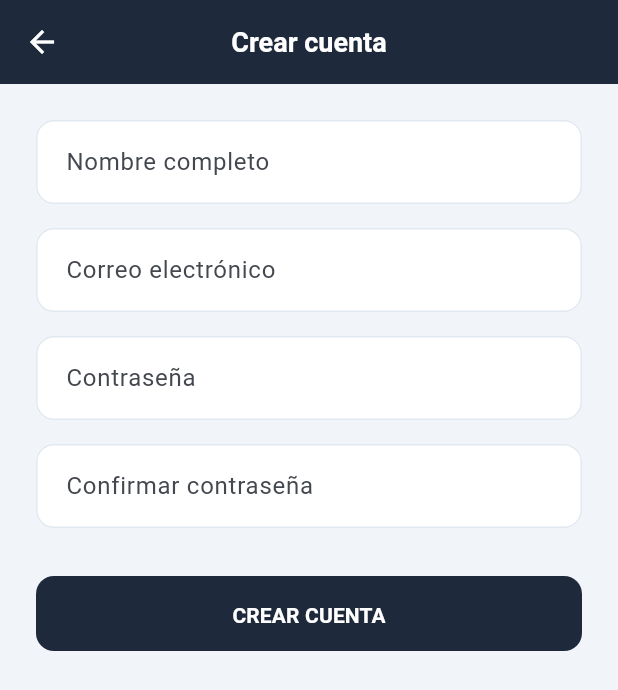
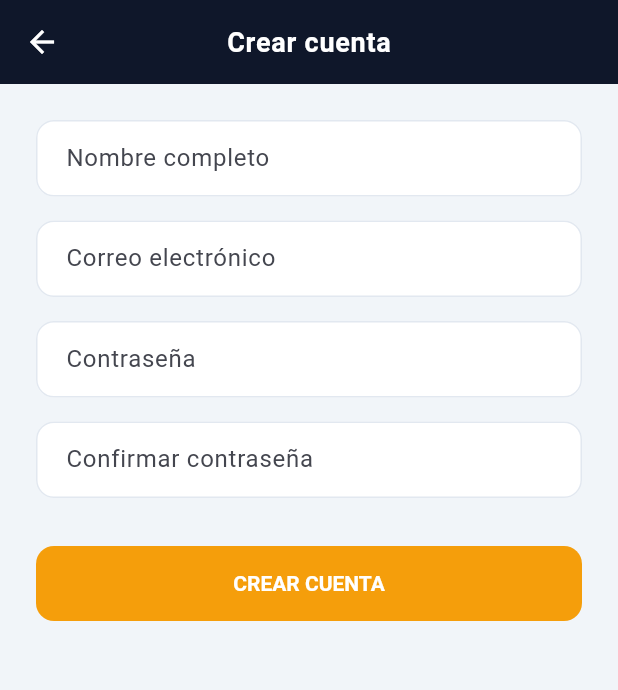
Before and after one commit to Jorgeartuz/ObraControl, a Flutter app: the screen it shows after launch, after a tap on "Crear cuenta", on a phone screen of 412 x 824 dp. Shown: the top 690 px of the screen. Run offline on Flutter 3.47's test engine with Material 3 defaults, Android fonts, the phone set to English and light mode, and no system bars; our stand-ins replace connectivity_plus, drift, drift_flutter, flutter_dotenv, flutter_riverpod, image_picker and 1 more; accounts and stored records are empty; generated files the repository leaves out were written again; network calls fail.

Commit message:
WIP: estado actual antes de integrar agentes IA

```diff
--- a/lib/app/app.dart
+++ b/lib/app/app.dart
@@ -12,8 +12,9 @@ class ObraControlApp extends StatelessWidget {
       debugShowCheckedModeBanner: false,
 
       // Aplicamos el Design System centralizado
-      theme: AppTheme.lightTheme,
-
+      theme: AppTheme.lightTheme.copyWith(
+  textTheme: Typography.englishLike2018.apply(bodyColor: AppColors.textPrimary),
+),
       // Página inicial definida en el Step 2
       home: const AuthGate(),
     );
--- a/lib/core/presentation/theme/app_theme.dart
+++ b/lib/core/presentation/theme/app_theme.dart
@@ -1,33 +1,51 @@
 import 'package:flutter/material.dart';
 
 class AppColors {
-  // Paleta Industrial/Profesional
-  static const Color primary = Color(0xFF1E293B); // Azul petróleo profundo
-  static const Color accent = Color(0xFFF59E0B); // Ámbar construcción
-  static const Color background = Color(0xFFF1F5F9); // Gris muy claro (fondo)
-  static const Color surface = Colors.white; // Fondo de tarjetas
-  static const Color textPrimary = Color(0xFF0F172A); // Texto principal
-  static const Color textSecondary = Color(0xFF64748B); // Texto secundario
-  static const Color border = Color(0xFFE2E8F0); // Bordes sutiles
+  // Paleta Industrial/Profesional basada en tu Figma
+  static const Color primary = Color(0xFF0F172A);      // Azul petróleo profundo
+  static const Color accent = Color(0xFFF59E0B);       // Ámbar construcción (Principal)
+  static const Color background = Color(0xFFF1F5F9);   // Fondo gris muy claro
+  static const Color surface = Colors.white;
+  static const Color actionButton = Color(0xFFF59E0B); // El ámbar de tu diseño
+          // Fondo de tarjetas y paneles
+
+  static const Color textPrimary = Color(0xFF0F172A);  // Texto principal (Azul oscuro)
+  static const Color textSecondary = Color(0xFF64748B);// Texto secundario (Gris)
+  static const Color border = Color(0xFFE2E8F0);       // Bordes sutiles
 
   // Estados semánticos
-  static const Color success = Color(0xFF10B981); // Verde
-  static const Color warning = Color(0xFFF59E0B); // Ámbar
-  static const Color error = Color(0xFFEF4444); // Rojo
-  static const Color info = Color(0xFF3B82F6); // Azul
+  static const Color success = Color(0xFF10B981);      // Verde
+  static const Color warning = Color(0xFFF59E0B);      // Ámbar
+  static const Color error = Color(0xFFEF4444);        // Rojo
+  static const Color info = Color(0xFF3B82F6);         // Azul
+
+  // Fondos claros para estados (Útiles para Chips/Badges)
+  static const Color successBg = Color(0xFFD1FAE5);
+  static const Color warningBg = Color(0xFFFEF3C7);
+  static const Color errorBg = Color(0xFFFEE2E2);
+  static const Color infoBg = Color(0xFFDBEAFE);
 }
 
 class AppTheme {
   static ThemeData get lightTheme {
     return ThemeData(
       useMaterial3: true,
+      scaffoldBackgroundColor: AppColors.background,
+
+      // Esto hace que toda la app use una tipografía mucho más moderna por defecto
+    textTheme: Typography.material2021().englishLike.apply(
+      bodyColor: AppColors.textPrimary,
+      displayColor: AppColors.textPrimary,
+      fontFamily: 'Roboto', // Flutter usa Roboto, pero el material2021 mejora el espaciado
+    ),
+
+      // Esquema de colores para componentes Material 3
       colorScheme: ColorScheme.fromSeed(
         seedColor: AppColors.primary,
         primary: AppColors.primary,
         secondary: AppColors.accent,
         surface: AppColors.surface,
       ),
-      scaffoldBackgroundColor: AppColors.background,
 
       // AppBar profesional
       appBarTheme: const AppBarTheme(
@@ -35,19 +53,22 @@ class AppTheme {
         foregroundColor: Colors.white,
         elevation: 0,
         centerTitle: true,
-        titleTextStyle: TextStyle(fontSize: 18, fontWeight: FontWeight.bold),
+        titleTextStyle: TextStyle(
+          fontSize: 18,
+          fontWeight: FontWeight.bold,
+          letterSpacing: 0.5,
+        ),
       ),
 
       // Botones con estilo moderno
       elevatedButtonTheme: ElevatedButtonThemeData(
         style: ElevatedButton.styleFrom(
-          backgroundColor: AppColors.primary,
+          backgroundColor: AppColors.accent,
           foregroundColor: Colors.white,
           elevation: 0,
           padding: const EdgeInsets.symmetric(horizontal: 24, vertical: 16),
-          shape: RoundedRectangleBorder(
-            borderRadius: BorderRadius.circular(12),
-          ),
+          shape: RoundedRectangleBorder(borderRadius: BorderRadius.circular(12)),
+          textStyle: const TextStyle(fontWeight: FontWeight.bold),
         ),
       ),
 
@@ -55,10 +76,7 @@ class AppTheme {
       inputDecorationTheme: InputDecorationTheme(
         filled: true,
         fillColor: Colors.white,
-        contentPadding: const EdgeInsets.symmetric(
-          horizontal: 16,
-          vertical: 16,
-        ),
+        contentPadding: const EdgeInsets.symmetric(horizontal: 16, vertical: 16),
         border: OutlineInputBorder(
           borderRadius: BorderRadius.circular(12),
           borderSide: const BorderSide(color: AppColors.border),
@@ -67,16 +85,26 @@ class AppTheme {
           borderRadius: BorderRadius.circular(12),
           borderSide: const BorderSide(color: AppColors.border),
         ),
+        focusedBorder: OutlineInputBorder(
+          borderRadius: BorderRadius.circular(12),
+          borderSide: const BorderSide(color: AppColors.primary, width: 2),
+        ),
       ),
 
       // Tarjetas modernas sin sombras excesivas
-      cardTheme: CardThemeData(
+      cardTheme: const CardThemeData(
         elevation: 0,
         color: AppColors.surface,
         shape: RoundedRectangleBorder(
-          borderRadius: BorderRadius.circular(12),
-          side: const BorderSide(color: AppColors.border),
+          borderRadius: BorderRadius.all(Radius.circular(12)),
+          side: BorderSide(color: AppColors.border),
         ),
+      ),
+
+      // Chips para estados
+      chipTheme: ChipThemeData(
+        shape: RoundedRectangleBorder(borderRadius: BorderRadius.circular(8)),
+        padding: const EdgeInsets.symmetric(horizontal: 8, vertical: 4),
       ),
     );
   }
--- a/lib/core/presentation/widgets/section_header.dart
+++ b/lib/core/presentation/widgets/section_header.dart
@@ -4,7 +4,10 @@ import 'package:obrafcontrol_test/core/presentation/theme/app_theme.dart';
 class SectionHeader extends StatelessWidget {
   final String title;
 
-  const SectionHeader({super.key, required this.title});
+  const SectionHeader({
+    super.key,
+    required this.title
+  });
 
   @override
   Widget build(BuildContext context) {
@@ -16,6 +19,7 @@ class SectionHeader extends StatelessWidget {
           fontSize: 18,
           fontWeight: FontWeight.bold,
           color: AppColors.textPrimary,
+          letterSpacing: 0.2,
         ),
       ),
     );
--- a/lib/features/projects/presentation/pages/create_project_page.dart
+++ b/lib/features/projects/presentation/pages/create_project_page.dart
@@ -2,7 +2,7 @@ import 'package:flutter/material.dart';
 import 'package:flutter_riverpod/flutter_riverpod.dart';
 import 'package:uuid/uuid.dart';
 import '../../../../core/database/local_database.dart';
-import '../../../../core/sync/data/project_repository.dart';
+import 'package:obrafcontrol_test/features/projects/data/project_repository.dart';
 
 class CreateProjectPage extends ConsumerStatefulWidget {
   const CreateProjectPage({super.key});
--- a/lib/features/projects/presentation/providers/projects_provider.dart
+++ b/lib/features/projects/presentation/providers/projects_provider.dart
@@ -1,6 +1,6 @@
 import 'package:flutter_riverpod/flutter_riverpod.dart';
-import '../../../../core/database/local_database.dart';
-import '../../../../core/sync/data/project_repository.dart';
+import 'package:obrafcontrol_test/core/database/local_database.dart';
+import 'package:obrafcontrol_test/features/projects/data/project_repository.dart';
 
 final projectsStreamProvider = StreamProvider<List<Project>>((ref) {
   final repo = ref.watch(projectRepositoryProvider);
--- a/lib/main.dart
+++ b/lib/main.dart
@@ -5,40 +5,59 @@ import 'package:flutter_dotenv/flutter_dotenv.dart';
 import 'package:supabase_flutter/supabase_flutter.dart';
 import 'package:obrafcontrol_test/app/app.dart';
 import 'package:obrafcontrol_test/core/database/local_database.dart';
+import 'package:obrafcontrol_test/core/sync/sync_engine.dart';
+import 'package:obrafcontrol_test/core/network/connectivity_service.dart';
+import 'package:obrafcontrol_test/features/projects/data/project_repository.dart';
 
-// Proveedor global de la base de datos (Drift)
+// Proveedor de la base de datos
 final databaseProvider = Provider<AppDatabase>((ref) {
   final db = AppDatabase();
   ref.onDispose(() => db.close());
   return db;
 });
 
+// Provider del motor de sincronización
+final syncEngineProvider = Provider((ref) => SyncEngine(
+      ref.watch(databaseProvider),
+    ));
+
 void main() async {
   WidgetsFlutterBinding.ensureInitialized();
 
- // 1. Cargar variables de entorno
-  await dotenv.load(fileName: ".env").catchError((e) {
-    debugPrint("Error cargando .env: $e");
-    return null;
-  });
+  await dotenv.load(fileName: ".env").catchError((e) => null);
 
-  // 2. Obtener y verificar llaves
   final url = dotenv.maybeGet('SUPABASE_URL');
   final anonKey = dotenv.maybeGet('SUPABASE_ANON_KEY');
 
-debugPrint("Supabase URL: $url"); // <- REVISA ESTO EN TU CONSOLA
-  debugPrint("Supabase Key: ${anonKey != null ? 'Presente' : 'Ausente'}");
-
-  // 3. Inicializar SOLAMENTE si hay datos
-  if (url != null && url.isNotEmpty) {
-    await Supabase.initialize(
-      url: url,
-      anonKey: anonKey ?? '',
-    );
-    debugPrint("Supabase inicializado correctamente");
-  } else {
-    debugPrint("ADVERTENCIA: Supabase NO inicializado por falta de variables");
+  if (url != null && anonKey != null && url.isNotEmpty && anonKey.isNotEmpty) {
+    await Supabase.initialize(url: url, anonKey: anonKey);
   }
 
-  runApp(const ProviderScope(child: ObraControlApp()));
+  runApp(
+    const ProviderScope(
+      child: AppInitializer(),
+    ),
+  );
 }
+
+// Widget intermedio para escuchar cambios de red tras el inicio de la app
+class AppInitializer extends ConsumerWidget {
+  const AppInitializer({super.key});
+
+  @override
+  Widget build(BuildContext context, WidgetRef ref) {
+    // Escuchar cambios de conectividad
+    ref.listen(connectivityStreamProvider, (prev, next) async {
+ if (next.value == NetworkStatus.online && Supabase.instance.client.auth.currentUser != null) {
+    final syncEngine = ref.read(syncEngineProvider);
+    final projectRepo = ref.read(projectRepositoryProvider);
+
+    // Secuencia obligatoria
+    await syncEngine.processSyncQueue();
+    await projectRepo.pullProjects();
+  }
+});
+
+    return const ObraControlApp();
+  }
+}
```
Also changed, not shown: lib/core/database/local_database.dart (+16 -38 lines), lib/core/presentation/widgets/app_card.dart (+5 -2 lines), lib/core/presentation/widgets/app_empty_state.dart (+6 -7 lines), lib/core/presentation/widgets/module_card.dart (+16 -17 lines), lib/core/sync/data/project_repository.dart (deleted, +0 -47 lines), lib/core/sync/sync_engine.dart (added, +57 -0 lines), lib/features/projects/data/project_repository.dart (added, +105 -0 lines), lib/features/projects/presentation/pages/project_detail_page.dart (+31 -65 lines), lib/features/projects/presentation/pages/projects_list_page.dart (+53 -67 lines), flutter_01.png (added), lib/core/database/local_database.g.dart.
